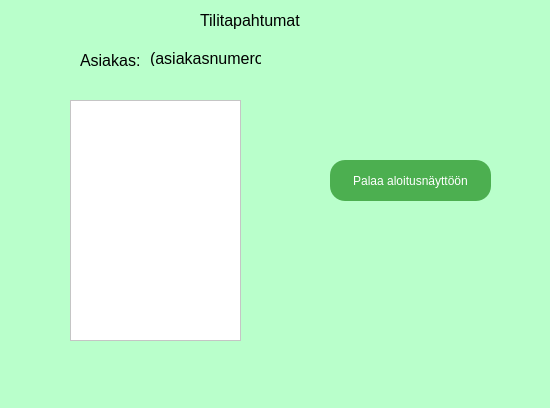
Qt form frontend/tilitapahtumat.ui (22kmo-project/group_5) before a commit.
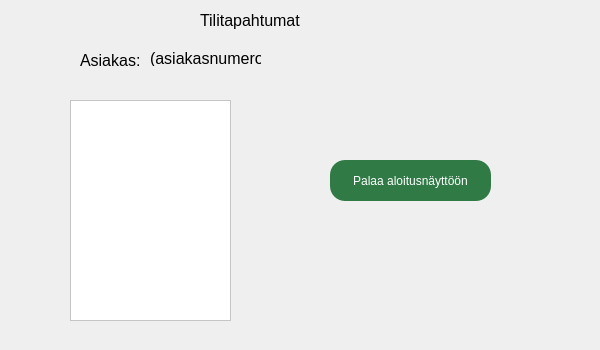
The same form after that commit. Icons and pictures are not drawn.

The edit to the form file:
```diff
--- a/frontend/tilitapahtumat.ui
+++ b/frontend/tilitapahtumat.ui
@@ -6,15 +6,36 @@
    <rect>
     <x>0</x>
     <y>0</y>
-    <width>550</width>
-    <height>408</height>
+    <width>600</width>
+    <height>350</height>
    </rect>
   </property>
   <property name="windowTitle">
    <string>Form</string>
   </property>
   <property name="styleSheet">
-   <string notr="true">background-color: rgb(185, 255, 203);</string>
+   <string notr="true">#tilitapahtumat{
+	border-image: url(:/images/taustabank.png);}
+QPushButton{
+ padding: 10px 20px;
+  font-size: 12px;
+  text-align: center;
+  text-decoration: none;
+  outline: none;
+  color: #fff;
+	background-color: rgb(48, 122, 70);
+  border: none;
+  border-radius: 15px;
+}
+QPushButton:pressed{
+	
+	background-color: rgb(40, 103, 59);
+}
+QPushButton:hover:!pressed{
+	background-color: rgb(89, 226, 130);}
+
+
+</string>
   </property>
   <widget class="QLabel" name="label">
    <property name="geometry">
@@ -39,8 +60,8 @@
     <rect>
      <x>70</x>
      <y>100</y>
-     <width>171</width>
-     <height>241</height>
+     <width>161</width>
+     <height>221</height>
     </rect>
    </property>
    <property name="styleSheet">
@@ -57,15 +78,7 @@
     </rect>
    </property>
    <property name="styleSheet">
-    <string notr="true"> padding: 10px 20px;
-  font-size: 12px;
-  text-align: center;
-  text-decoration: none;
-  outline: none;
-  color: #fff;
-  background-color: #4CAF50;
-  border: none;
-  border-radius: 15px;</string>
+    <string notr="true"/>
    </property>
    <property name="text">
     <string>Palaa aloitusnäyttöön</string>
```
